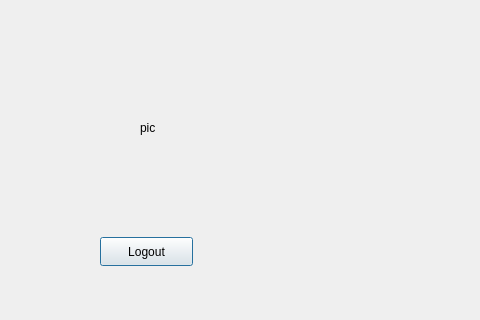
Before: the Qt Designer form CinemaProject/welcomewindow.ui in Magnifico05/Cinema_Exercise, drawn with Qt 5; both pictures show x 0 to 480 and y 133 to 453 of the 684 by 453 pixel window.
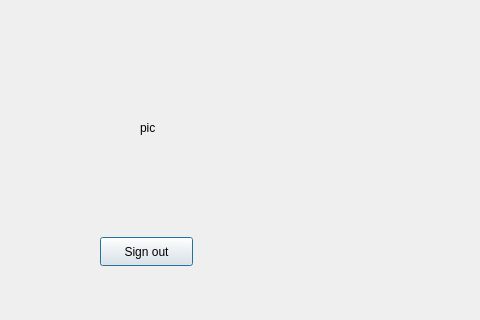
After: the same form once the commit is applied.

What changed in the file:
```diff
--- a/CinemaProject/welcomewindow.ui
+++ b/CinemaProject/welcomewindow.ui
@@ -62,7 +62,7 @@
     </rect>
    </property>
    <property name="text">
-    <string>Logout</string>
+    <string>Sign out</string>
    </property>
   </widget>
  </widget>
```
Left out of the diff: 2 changed lines with no effect on the pictures.
